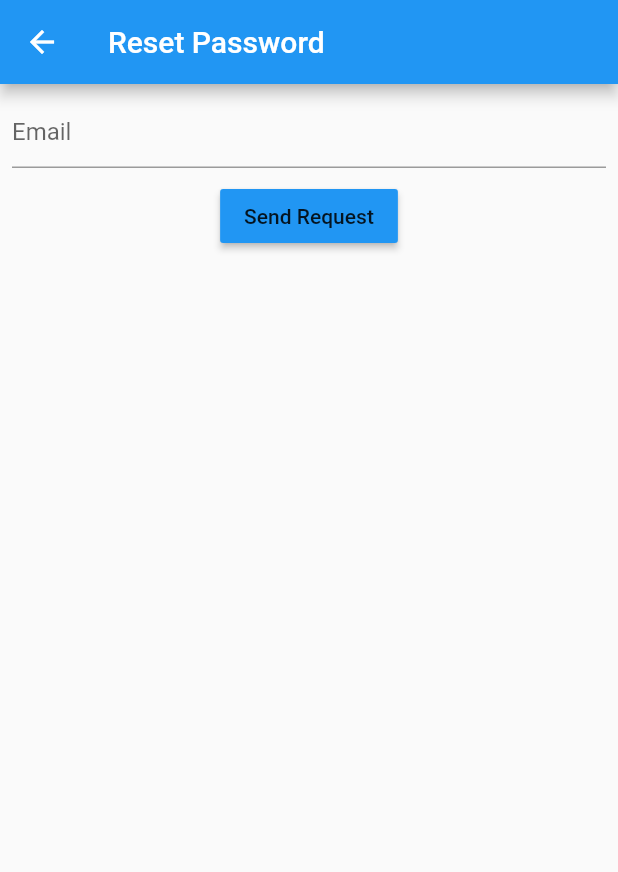
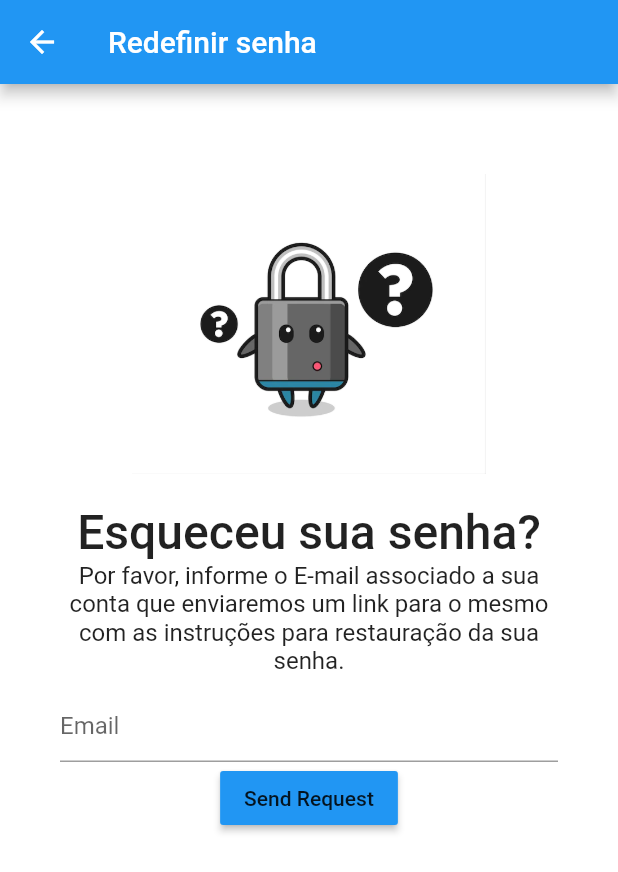
Before and after one commit to matheusneriss/aplicativo-boletim, a Flutter app: the ResetScreen screen opened by its route, on a phone screen of 412 x 824 dp. Shown: the top 872 px of the screen. Run offline on Flutter 3.47's test engine with Material 2 defaults, Android fonts, the phone set to English and light mode, and no system bars; our stand-ins replace cloud_firestore, firebase_auth, firebase_core; accounts and stored records are empty.

Commit message:
layout recuperacao de senha inicial

```diff
--- a/lib/telas/Recuperar_senha.dart
+++ b/lib/telas/Recuperar_senha.dart
@@ -15,12 +15,43 @@ class _ResetScreenState extends State<ResetScreen> {
   @override
   Widget build(BuildContext context) {
     return Scaffold(
-      appBar: AppBar(title: Text('Reset Password'),),
-      body: Column(
+      appBar: AppBar(
+        title: Text('Redefinir senha'),),
+      body: Container(
+        padding: EdgeInsets.only(
+          top: 60,
+          left: 40,
+          right:  40
+        ),
+        color: Colors.white,
+        child: ListView(
           children: [
-          Padding(
-            padding: const EdgeInsets.all(8.0),
-            child: TextField(
+            SizedBox(
+              width: 200,
+              height: 200,
+              child: Image.asset("imagens/cadeado.png"),
+            ),
+            SizedBox(
+              height: 20,
+            ),
+            Text("Esqueceu sua senha?",
+            style: TextStyle(
+              fontSize: 32,
+              fontWeight: FontWeight .w500,
+            ),
+              textAlign: TextAlign.center,
+            ),
+            Text("Por favor, informe o E-mail associado a sua conta que enviaremos um link para o mesmo com as instruções para restauração da sua senha.",
+            style: TextStyle(
+              fontSize: 16,
+              fontWeight: FontWeight.w400,
+            ),
+              textAlign: TextAlign.center,
+            ),
+            SizedBox(
+              height: 10,
+            ),
+        TextField(
           keyboardType: TextInputType.emailAddress,
           decoration: InputDecoration(
               hintText: 'Email'
@@ -30,7 +61,6 @@ class _ResetScreenState extends State<ResetScreen> {
               _controllerEmail.text = value.trim();
             });
           },
-            ),
         ),
       Row(
         mainAxisAlignment: MainAxisAlignment.spaceAround,
@@ -46,8 +76,10 @@ class _ResetScreenState extends State<ResetScreen> {
 
         ],
       ),
+          ],
+        ),
+      ),
 
-        ],),
     );
   }
 }
--- a/pubspec.yaml
+++ b/pubspec.yaml
@@ -67,6 +67,8 @@ flutter:
   assets:
     - imagens/fundo.png
     - imagens/logo.png
+    - imagens/cadeado.png
+
   # An image asset can refer to one or more resolution-specific "variants", see
   # https://flutter.dev/assets-and-images/#resolution-aware.
 
```
Also changed, not shown: imagens/cadeado.png (added). Lines whose indentation alone changed are shown as unchanged.
